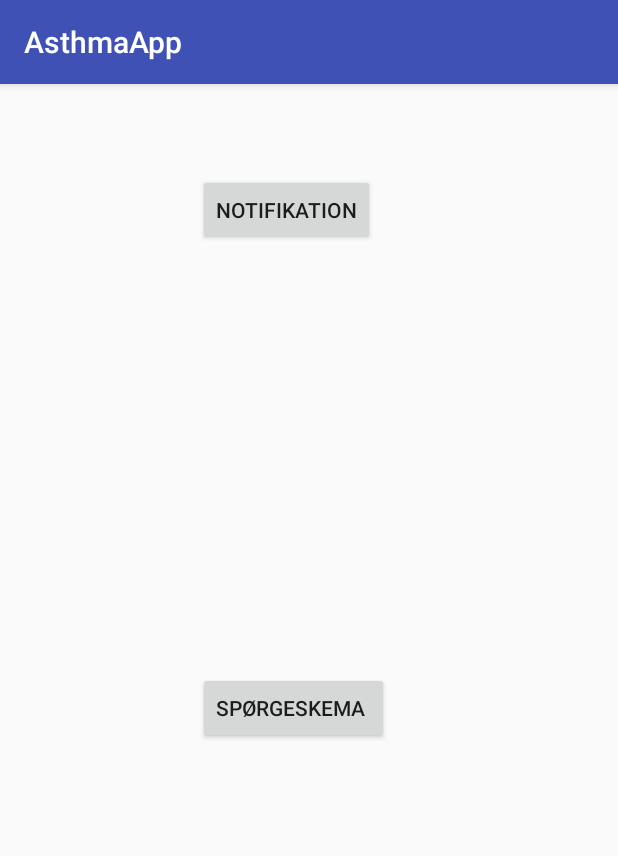
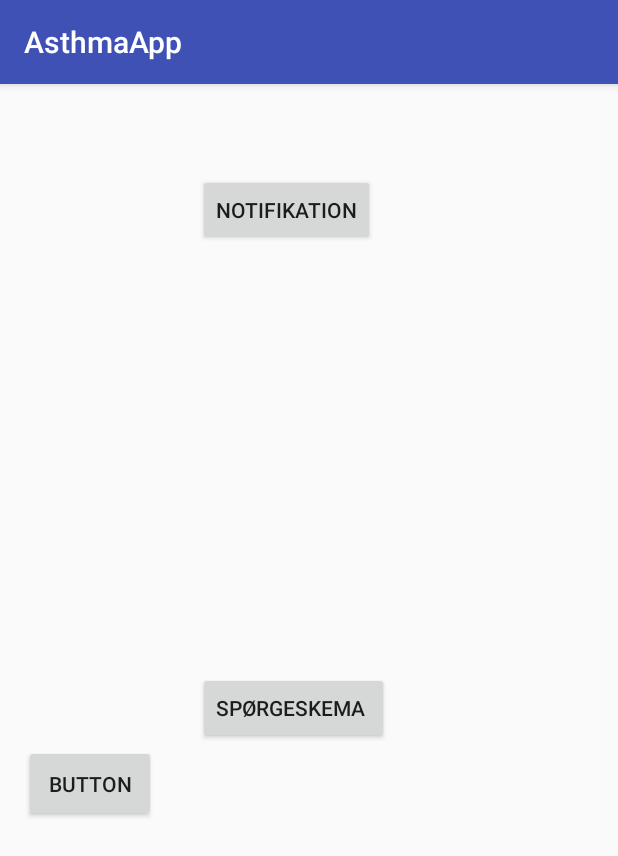
Before and after one commit to jeajonasjea/AsthmaAppJava, an Android app: the screen it shows after launch (MainActivity), on a phone screen of 412 x 824 dp. Shown: the top 856 px of the screen. Run offline under Robolectric (Android 15) with nearby library versions, the phone set to English and light mode, and no system bars.

Commit message:
extra useless button

```diff
--- a/app/src/main/res/layout/activity_main.xml
+++ b/app/src/main/res/layout/activity_main.xml
@@ -26,4 +26,14 @@
         app:layout_constraintBottom_toBottomOf="parent"
         app:layout_constraintStart_toStartOf="parent" />
 
+    <Button
+        android:id="@+id/button3"
+        android:layout_width="wrap_content"
+        android:layout_height="51dp"
+        android:layout_marginBottom="276dp"
+        android:layout_marginStart="16dp"
+        android:text="Button"
+        app:layout_constraintBottom_toBottomOf="parent"
+        app:layout_constraintStart_toStartOf="parent" />
+
 </android.support.constraint.ConstraintLayout>
```
